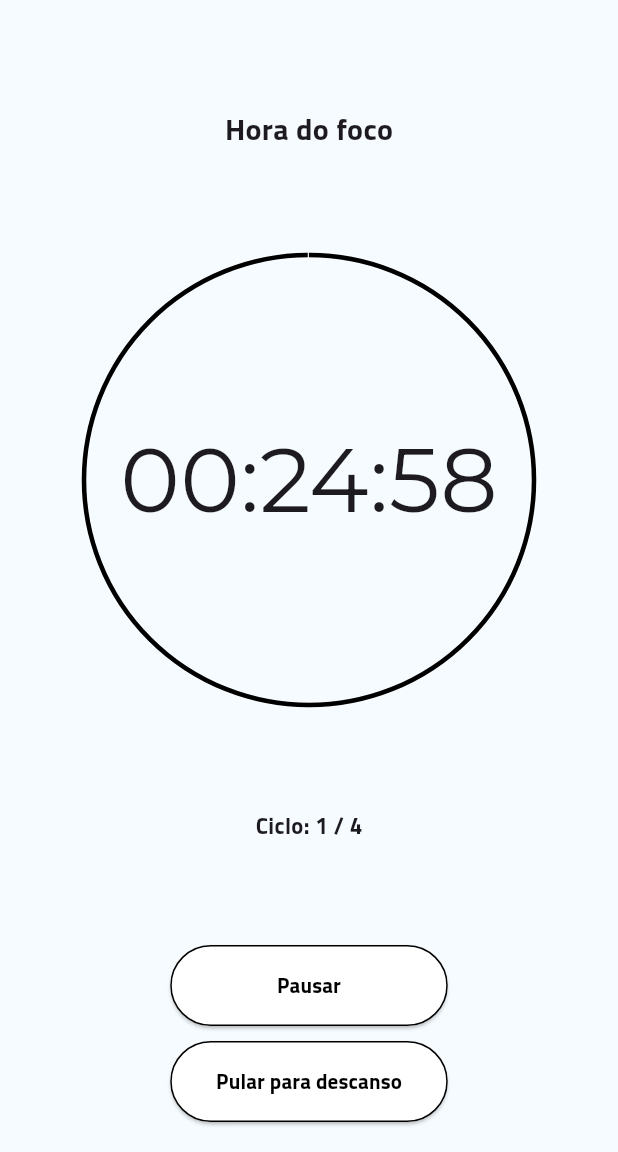
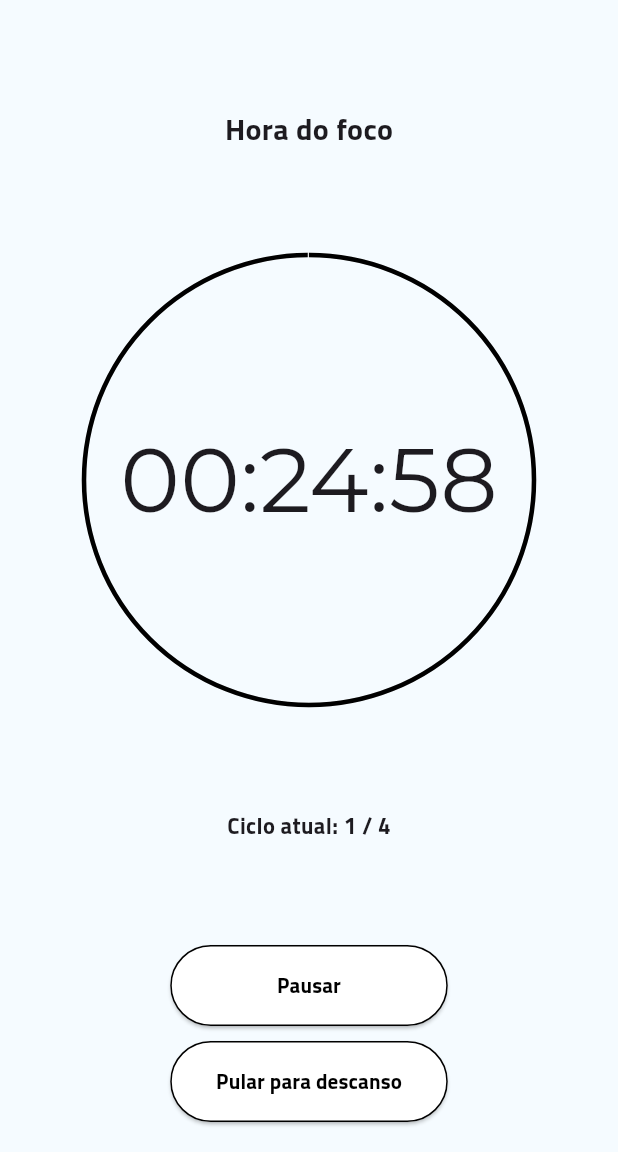
Before and after one commit to Cecote/Pomodoro_app, a Flutter app: the screen it shows after launch, after a tap on "Iniciar", on a phone screen of 412 x 824 dp, the part 84-1236 px from its top. Run offline on Flutter 3.47's test engine with Material 3 defaults, Android fonts, the phone set to English and light mode, and no system bars; our stand-ins replace audioplayers, wakelock; project files that could hold a hidden picture were left out.

Commit message:
Refact: Change the text that talks about cycle

```diff
--- a/lib/main.dart
+++ b/lib/main.dart
@@ -101,7 +101,7 @@ class _PomoTimerState extends State<PomoTimer> with TickerProviderStateMixin {
     if (controller.value == 0) {
       if(skip == 0){
         player.play(AssetSource('notify.mp3'));
-        if(isFocusing == true){
+        if(isFocusing == false){
           cycle++;
         }
       }
@@ -245,7 +245,7 @@ class _PomoTimerState extends State<PomoTimer> with TickerProviderStateMixin {
             alignment: AlignmentDirectional.topCenter,
             height: 70,
             child: Text(
-              'Ciclo: $cycle / 4',
+              'Ciclo atual: $cycle / 4',
               style: TextStyle(
                 fontFamily: 'Titi',
                 fontSize: 15
```
